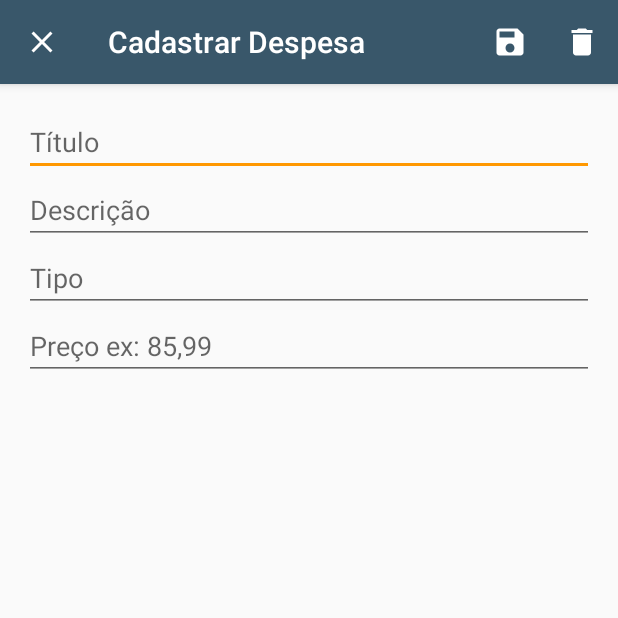
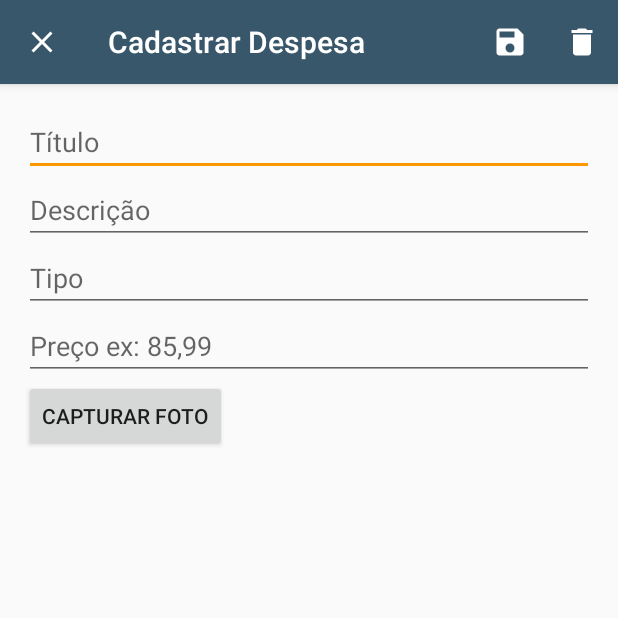
Before and after one commit to gildardmhn/DespesasAppAndroid, an Android app: the AddEditDespesaActivity screen opened directly, with no data from a screen before it, on a phone screen of 412 x 824 dp, the top half of it. Run offline under Robolectric (Android 15) with nearby library versions, the phone set to English and light mode, and no system bars.

Commit message:
Opção para anexar foto em despesas

```diff
--- a/app/src/main/res/layout/activity_add_despesa.xml
+++ b/app/src/main/res/layout/activity_add_despesa.xml
@@ -36,4 +36,15 @@
         android:hint="Preço ex: 85,99"
         android:inputType="text"/>
 
+    <Button
+        android:id="@+id/btn_anexo"
+        android:layout_width="wrap_content"
+        android:layout_height="wrap_content"
+        android:text="Capturar foto"/>
+
+    <ImageView
+        android:id="@+id/image_anexo"
+        android:layout_width="196dp"
+        android:layout_height="226dp" />
+
 </LinearLayout>
--- /dev/null
+++ b/app/src/main/res/xml/file_paths.xml
@@ -0,0 +1,6 @@
+<?xml version="1.0" encoding="utf-8"?>
+<paths xmlns:android="http://schemas.android.com/apk/res/android">
+    <external-path
+        name="despesas_images"
+        path="Pictures/" />
+</paths>
```
Also changed, not shown: app/src/main/AndroidManifest.xml (+12 -0 lines), app/src/main/java/com/codinginflow/despesas/Activity/AddEditDespesaActivity.java (+78 -5 lines), 1 other file.
